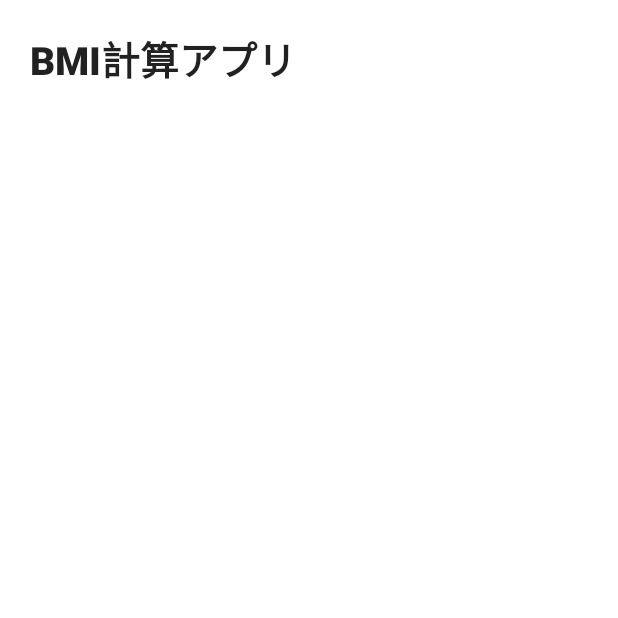
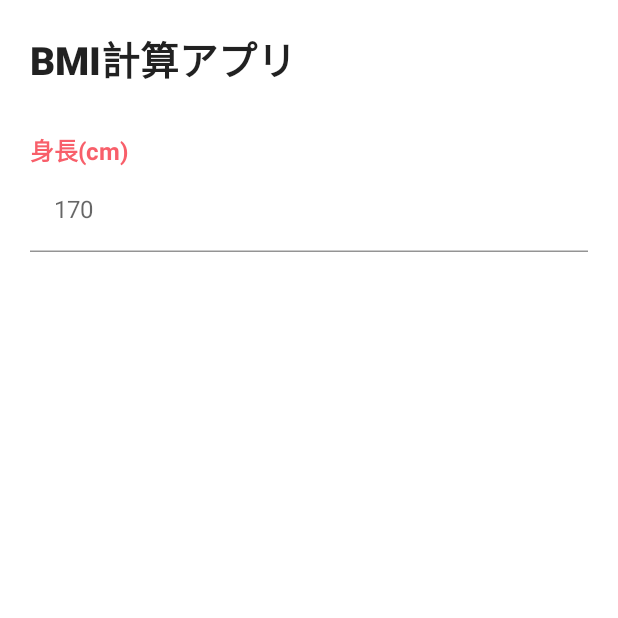
Before and after one commit to masato1230/udemy_JetBMICalculator, an Android app built with Jetpack Compose: the screen it shows after launch (MainActivity), on a phone screen of 412 x 824 dp, the top half of it. Run offline under Robolectric (Android 15) with nearby library versions, the phone set to English and light mode, and no system bars.

Commit message:
4_add_height_text_field

```diff
--- a/app/src/main/java/com/example/jetbmicalculator/MainActivity.kt
+++ b/app/src/main/java/com/example/jetbmicalculator/MainActivity.kt
@@ -36,6 +36,25 @@ class MainActivity : ComponentActivity() {
                             fontSize = 26.sp,
                             fontWeight = FontWeight.ExtraBold,
                         )
+                        Spacer(modifier = Modifier.height(30.dp))
+
+                        // 身長
+                        Text(
+                            text = "身長(cm)",
+                            color = Color(0xFFF85F6A),
+                            fontWeight = FontWeight.Bold,
+                        )
+                        TextField(
+                            modifier = Modifier.fillMaxWidth(),
+                            value = "",
+                            onValueChange = {},
+                            colors = TextFieldDefaults.textFieldColors(
+                                backgroundColor = Color.Transparent
+                            ),
+                            placeholder = { Text(text = "170") },
+                            keyboardOptions = KeyboardOptions(keyboardType = KeyboardType.Number),
+                            singleLine = true,
+                        )
                     }
                 }
             }
```
